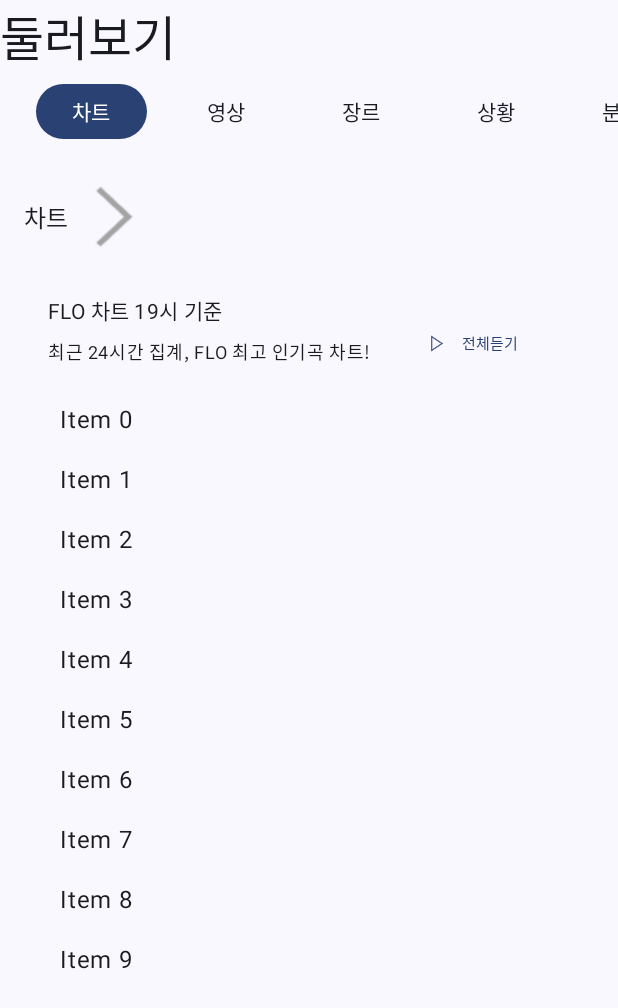
After one commit to SSUMC-7th/Android_A, an Android app built with Jetpack Compose: the composable LookFragment shown on its own in the app's theme, on a phone screen of 412 x 824 dp. The commit adds this screen. Shown: the top 1008 px of the screen. Run offline under Robolectric (Android 15) with nearby library versions, the phone set to English and light mode, and no system bars; our stand-ins replace Dagger/Hilt's generated code, Firebase (no records; nobody signed in at launch, a user with empty details on screens opened directly).

Commit message:
[ike/#43] mission {feat. 둘러보기 화면 추가}

```diff
--- a/app/src/main/java/umc/study/umc_7th/MainActivity.kt
+++ b/app/src/main/java/umc/study/umc_7th/MainActivity.kt
@@ -50,6 +50,7 @@ import umc.study.umc_7th.ui.composables.PromotionImageBanner
 import umc.study.umc_7th.ui.composables.VideoCollectionView
 import umc.study.umc_7th.ui.screen.AlbumFragment
 import umc.study.umc_7th.ui.screen.LockerFragment
+import umc.study.umc_7th.ui.screen.LookFragment
 import umc.study.umc_7th.ui.theme.Umc_7thTheme
 import umc.study.umc_7th.ui.viewmodel.MockMusicViewModel
 import umc.study.umc_7th.ui.viewmodel.MusicViewModel
@@ -114,7 +115,7 @@ fun MyApp(viewModel: MusicViewModel) {
             Modifier.padding(innerPadding)
         ) {
             composable(NavigationDestination.HOME.expression) { HomeScreen(navController, viewModel = viewModel) }
-            composable(NavigationDestination.LOOK.expression) {  }
+            composable(NavigationDestination.LOOK.expression) { LookScreen() }
             composable(NavigationDestination.SEARCH.expression) { }
             composable(NavigationDestination.MY.expression) { LockerScreen() }
             composable("Album") { AlbumScreen() }
@@ -217,6 +218,11 @@ fun LockerScreen() {
     LockerFragment()
 }
 
+@Composable
+fun LookScreen() {
+    LookFragment()
+}
+
 @RequiresApi(Build.VERSION_CODES.O)
 @Preview
 @Composable
--- /dev/null
+++ b/app/src/main/java/umc/study/umc_7th/ui/screen/LookFragment.kt
@@ -0,0 +1,190 @@
+package umc.study.umc_7th.ui.screen
+
+import androidx.compose.foundation.Image
+import androidx.compose.foundation.background
+import androidx.compose.foundation.clickable
+import androidx.compose.foundation.layout.Arrangement
+import androidx.compose.foundation.layout.Box
+import androidx.compose.foundation.layout.Column
+import androidx.compose.foundation.layout.Row
+import androidx.compose.foundation.layout.Spacer
+import androidx.compose.foundation.layout.fillMaxSize
+import androidx.compose.foundation.layout.fillMaxWidth
+import androidx.compose.foundation.layout.padding
+import androidx.compose.foundation.layout.size
+import androidx.compose.foundation.layout.width
+import androidx.compose.foundation.layout.wrapContentWidth
+import androidx.compose.foundation.lazy.LazyColumn
+import androidx.compose.foundation.shape.CircleShape
+import androidx.compose.material.icons.Icons
+import androidx.compose.material3.Button
+import androidx.compose.material3.ButtonDefaults
+import androidx.compose.material3.Icon
+import androidx.compose.material3.MaterialTheme
+import androidx.compose.material3.ScrollableTabRow
+import androidx.compose.material3.Tab
+import androidx.compose.material3.Text
+import androidx.compose.runtime.Composable
+import androidx.compose.runtime.mutableStateOf
+import androidx.compose.runtime.remember
+import androidx.compose.ui.Alignment
+import androidx.compose.ui.Modifier
+import androidx.compose.ui.draw.clip
+import androidx.compose.ui.graphics.Color
+import androidx.compose.ui.res.painterResource
+import androidx.compose.ui.text.TextStyle
+import androidx.compose.ui.tooling.preview.Preview
+import androidx.compose.ui.unit.dp
+import androidx.compose.ui.unit.sp
+import umc.study.umc_7th.R
+
+@Composable
+fun LookFragment() {
+
+    val tabTitles = listOf("차트", "영상", "장르", "상황", "분위기", "오디오")
+    val selectedTabIndex = remember { mutableStateOf(0) }
+
+    Column {
+        Text(
+            text = "둘러보기",
+            style = MaterialTheme.typography.headlineLarge
+        )
+        ScrollableTabRow(
+            selectedTabIndex = selectedTabIndex.value,
+            edgePadding = 16.dp,
+            divider = {},
+            indicator = {},
+            containerColor = Color.Transparent
+        ) {
+            tabTitles.forEachIndexed { index, title ->
+                RoundTab(
+                    title = title,
+                    selected = selectedTabIndex.value == index,
+                    onClick = { selectedTabIndex.value = index }
+                )
+            }
+        }
+        // 탭에 따른 화면 변경
+        when (selectedTabIndex.value) {
+            0 -> ChartScreen()
+            /*1 -> VideoScreen()
+            2 -> GenreScreen()
+            3 -> SituationScreen()
+            4 -> MoodScreen()
+            5 -> AudioScreen()*/
+        }
+    }
+}
+
+@Composable
+fun RoundTab(title: String, selected: Boolean, onClick: () -> Unit) {
+
+    val backgroundColor = if (selected) MaterialTheme.colorScheme.primary else MaterialTheme.colorScheme.surface
+    val contentColor = if (selected) MaterialTheme.colorScheme.onPrimary else MaterialTheme.colorScheme.onSurface
+
+    Box(
+        modifier = Modifier
+            .padding(horizontal = 8.dp, vertical = 8.dp)
+            .clickable(onClick = onClick)
+            .background(
+                color = backgroundColor,
+                shape = CircleShape // 동그란 모양
+            )
+            .padding(horizontal = 16.dp, vertical = 8.dp) // 내부 패딩 조절
+    ) {
+        Text(
+            text = title,
+            color = contentColor,
+            style = MaterialTheme.typography.bodyMedium,
+            modifier = Modifier.align(Alignment.Center)
+        )
+    }
+}
+
+@Composable
+fun ChartScreen() {
+    Column(
+        modifier = Modifier
+            .fillMaxSize()
+            .padding(16.dp)
+    ) {
+        // 상단 텍스트와 버튼
+        Row(
+            modifier = Modifier
+                .fillMaxWidth()
+                .padding(bottom = 8.dp)
+        ) {
+            Text(
+                text = "차트",
+                style = MaterialTheme.typography.titleMedium,
+                modifier = Modifier.align(Alignment.CenterVertically)
+            )
+            Image(
+                painter = painterResource(id = R.drawable.btn_arrow_more),
+                contentDescription = null,
+                modifier = Modifier.align(Alignment.CenterVertically)
+            )
+        }
+
+        // 하단 사각형 콘텐츠
+        Box(
+            modifier = Modifier
+                .fillMaxWidth()
+                .weight(1f)
+                .clip(MaterialTheme.shapes.medium)
+                .background(MaterialTheme.colorScheme.surface)
+                .padding(16.dp)
+        ) {
+            // 콘텐츠 예시
+            Column {
+                Row {
+                    Column {
+                        Text(
+                            text = "FLO 차트 19시 기준",
+                            style = MaterialTheme.typography.bodyMedium,
+                            modifier = Modifier.padding(bottom = 8.dp)
+                        )
+                        Text(
+                            text = "최근 24시간 집계, FLO 최고 인기곡 차트!",
+                            style = MaterialTheme.typography.bodySmall,
+                            modifier = Modifier.padding(bottom = 16.dp)
+                        )
+                    }
+                    Spacer(modifier = Modifier.weight(1f))
+                    Button(
+                        onClick = { /* 전체듣기 버튼 동작 */ },
+                        modifier = Modifier
+                            .align(Alignment.CenterVertically)
+                            .width(500.dp),
+                        colors = ButtonDefaults.buttonColors(
+                            containerColor = Color.Transparent,
+                            contentColor = MaterialTheme.colorScheme.primary
+                        )
+                    ) {
+                        Icon(
+                            painter = painterResource(id = R.drawable.icon_browse_arrow_right),
+                            contentDescription = "PlayAllButton",
+                            modifier = Modifier.size(ButtonDefaults.IconSize)
+                        )
+                        Spacer(Modifier.size(ButtonDefaults.IconSpacing))
+                        Text(
+                            "전체듣기",
+                            fontSize = 10.sp
+                        )
+                    }
+                }
+                LazyColumn {
+                    items(10) { index ->
+                        Text("Item $index", modifier = Modifier.padding(8.dp))
+                    }
+                }
+            }
+        }
+    }
+}
+
+@Preview
+@Composable
+fun LookFragmentPreview() {
+    LookFragment()
+}
```
